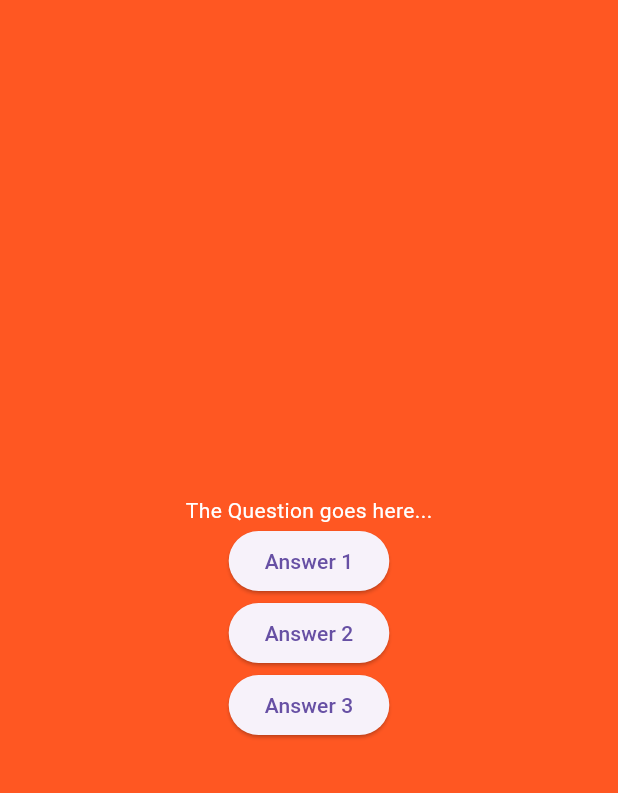
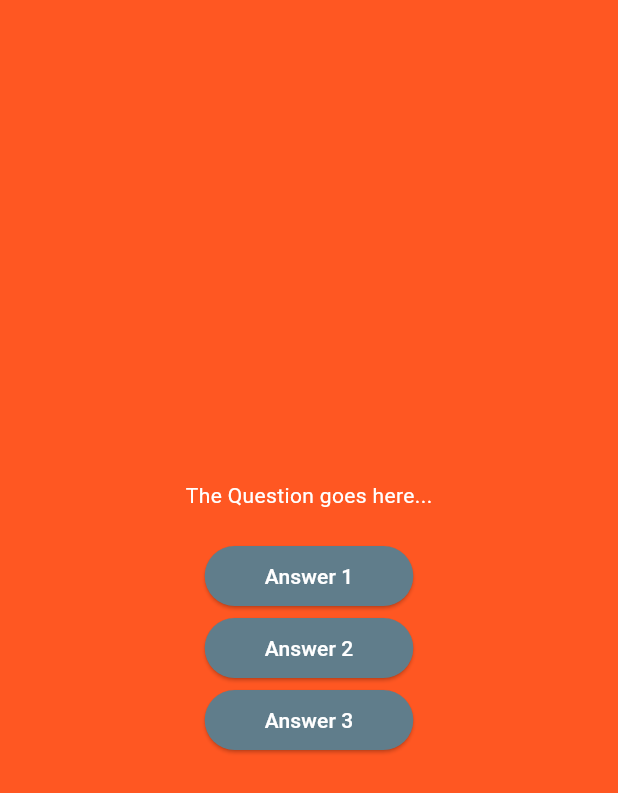
Before and after one commit to a-anuj/flutter-projects, a Flutter app: the screen it shows after launch, after a tap on "Start Quiz", on a phone screen of 412 x 824 dp. Shown: the top 793 px of the screen. Run offline on Flutter 3.47's test engine with Material 3 defaults, Android fonts, the phone set to English and light mode, and no system bars.

Commit message:
changed the style of the button

```diff
--- a/quiz_app/lib/answer_button.dart
+++ b/quiz_app/lib/answer_button.dart
@@ -15,6 +15,14 @@ class AnswerButton extends StatelessWidget{
     return(
       ElevatedButton(
           onPressed: onTap,
+          style: ElevatedButton.styleFrom(
+            padding: EdgeInsets.symmetric(
+              vertical: 10,
+              horizontal: 40,
+            ),
+            backgroundColor: Colors.blueGrey,
+            foregroundColor: Colors.white
+          ),
           child: Text(answerText)
       )
     );
--- a/quiz_app/lib/question_screen.dart
+++ b/quiz_app/lib/question_screen.dart
@@ -20,6 +20,7 @@ class _QuestionsScreenState extends State<QuestionsScreen>{
             mainAxisAlignment: MainAxisAlignment.center,
             children: [
               const Text("The Question goes here...",style: TextStyle(color: Colors.white),),
+              SizedBox(height: 20),
               AnswerButton(answerText: "Answer 1",onTap: (){},),
               AnswerButton(answerText: "Answer 2",onTap: (){},),
               AnswerButton(answerText: "Answer 3",onTap: (){},),
```
